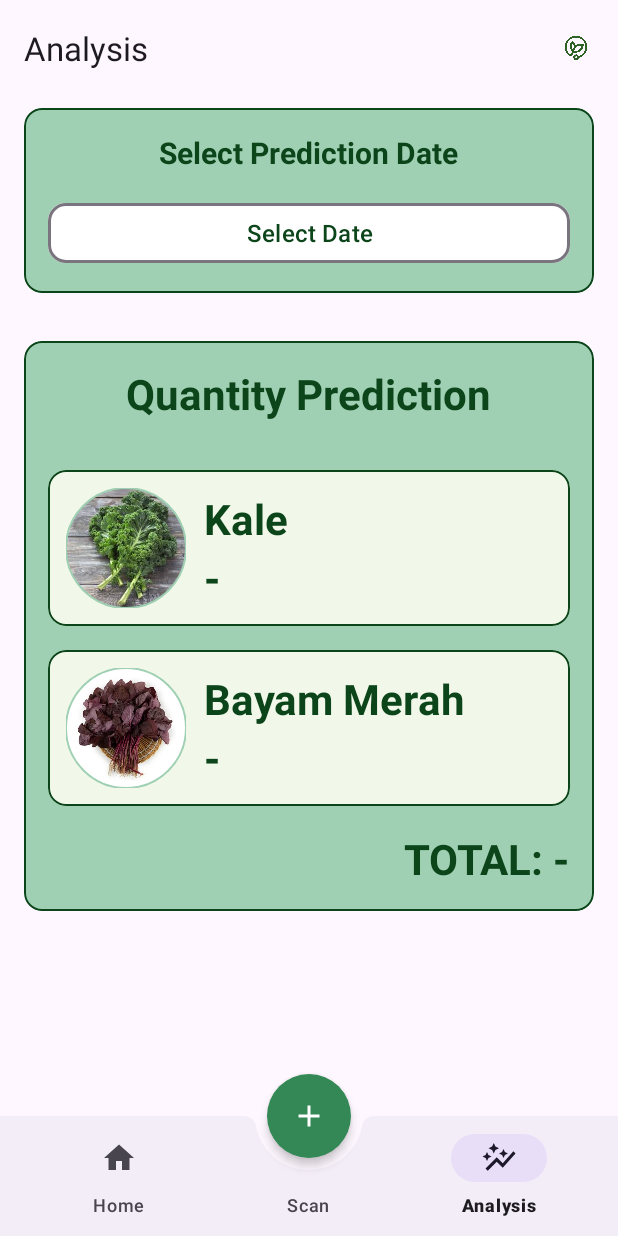
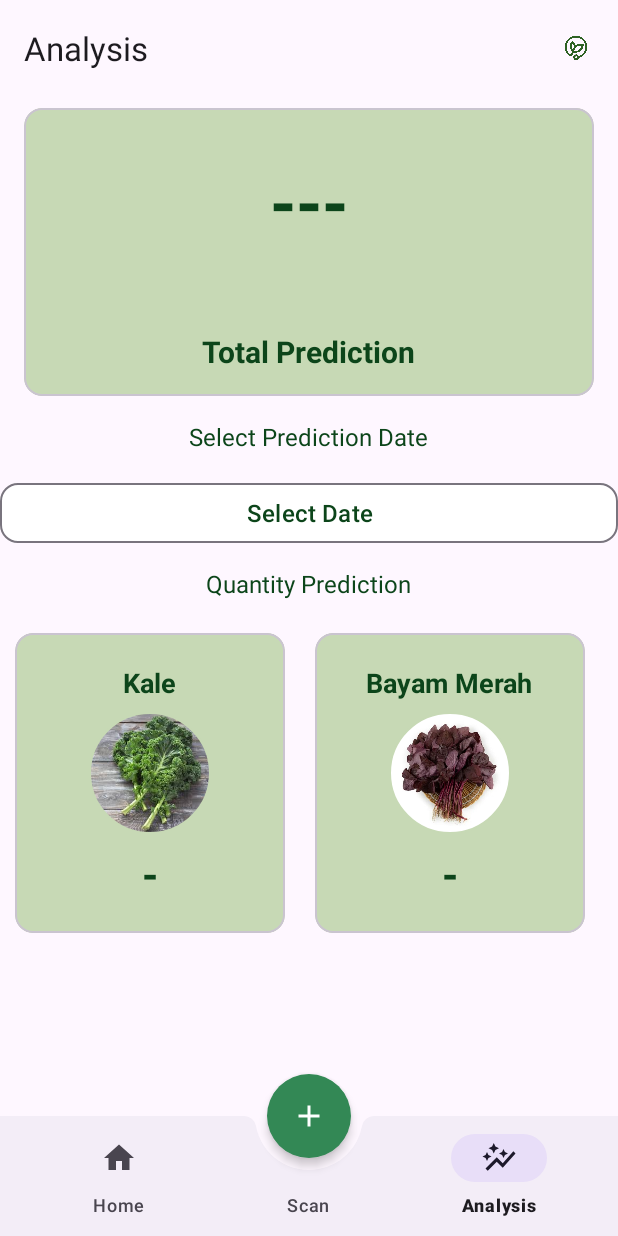
Before and after one commit to LokaFresh-Inventory/InventoryApp, an Android app: the AnalysisFragment screen opened through its navigation route, on a phone screen of 412 x 824 dp. Run offline under Robolectric (Android 15) with nearby library versions, the phone set to English and light mode, and no system bars; our stand-ins replace navigation-ui.

Commit message:
style: update layout of page analysis

```diff
--- a/app/src/main/res/layout/fragment_analysis.xml
+++ b/app/src/main/res/layout/fragment_analysis.xml
@@ -17,7 +17,6 @@
             android:layout_margin="16dp"
             app:cardBackgroundColor="@color/light_green"
             app:cardCornerRadius="12dp"
-            app:strokeColor="@color/dark_green"
             app:strokeWidth="1dp">
 
             <LinearLayout
@@ -27,13 +26,41 @@
                 android:orientation="vertical">
 
                 <TextView
+                    android:id="@+id/tv_result_total"
+                    android:layout_width="wrap_content"
+                    android:layout_height="wrap_content"
+                    android:layout_gravity="center"
+                    android:layout_margin="16dp"
+                    android:text="@string/total"
+                    android:textColor="@color/dark_green"
+                    android:textSize="45sp"
+                    android:textStyle="bold" />
+                <TextView
+                    android:layout_width="wrap_content"
+                    android:layout_height="wrap_content"
+                    android:layout_marginTop="40dp"
+                    android:layout_gravity="center_horizontal"
+                    android:text="@string/total_prediction"
+                    android:textColor="@color/dark_green"
+                    android:textSize="20sp"
+                    android:textStyle="bold" />
+
+
+
+            </LinearLayout>
+
+        </com.google.android.material.card.MaterialCardView>
+
+        <TextView
             android:layout_width="wrap_content"
             android:layout_height="wrap_content"
             android:layout_gravity="center_horizontal"
+            app:strokeWidth="1dp"
             android:text="@string/select_prediction_date"
             android:textColor="@color/dark_green"
-                    android:textSize="20sp"
-                    android:textStyle="bold" />
+            android:textSize="16sp"
+            android:textStyle="" />
+
 
         <com.google.android.material.button.MaterialButton
             android:id="@+id/btn_predict_date"
@@ -47,38 +74,27 @@
             android:textColor="@color/dark_green"
             android:textSize="16sp"
             app:shapeAppearanceOverlay="@style/ShapeAppearance.Material3.Corner.Medium"
-                    app:strokeWidth="2dp" />
+            app:strokeWidth="1dp" />
 
-            </LinearLayout>
-
-        </com.google.android.material.card.MaterialCardView>
-
-        <com.google.android.material.card.MaterialCardView
-            android:layout_width="match_parent"
-            android:layout_height="wrap_content"
-            android:layout_margin="16dp"
-            app:cardBackgroundColor="@color/light_green"
-            app:strokeColor="@color/dark_green"
-            app:strokeWidth="1dp">
-
-            <LinearLayout
-                android:layout_width="match_parent"
-                android:layout_height="match_parent"
-                android:orientation="vertical">
 
         <TextView
             android:layout_width="wrap_content"
             android:layout_height="wrap_content"
             android:layout_gravity="center_horizontal"
-                    android:layout_marginVertical="16dp"
+            android:layout_marginVertical="12dp"
             android:text="@string/quantity_prediction"
             android:textColor="@color/dark_green"
-                    android:textSize="28sp"
-                    android:textStyle="bold" />
+            android:textSize="16sp" />
+
+        <LinearLayout
+            android:layout_width="match_parent"
+            android:layout_height="match_parent"
+            android:layout_gravity="center"
+            android:orientation="horizontal">
 
             <com.google.android.material.progressindicator.LinearProgressIndicator
                 android:id="@+id/progress_bar"
-                    android:layout_width="match_parent"
+                android:layout_width="50dp"
                 android:layout_height="wrap_content"
                 android:layout_marginHorizontal="16dp"
                 android:indeterminate="true"
@@ -86,132 +102,101 @@
                 app:trackCornerRadius="4dp" />
 
             <com.google.android.material.card.MaterialCardView
-                    android:layout_width="match_parent"
-                    android:layout_height="wrap_content"
-                    android:layout_marginHorizontal="16dp"
-                    android:layout_marginTop="16dp"
-                    app:cardBackgroundColor="@color/pale_green"
-                    app:strokeColor="@color/dark_green"
+                android:layout_width="180dp"
+                android:layout_height="200dp"
+                android:layout_margin="10dp"
+                app:cardBackgroundColor="@color/light_green"
                 app:strokeWidth="1dp">
 
-                    <androidx.constraintlayout.widget.ConstraintLayout
+                <LinearLayout
                     android:layout_width="match_parent"
-                        android:layout_height="wrap_content">
+                    android:layout_height="match_parent"
+                    android:orientation="vertical"
+                    android:gravity="center"
+                    android:padding="12dp">
+
+                    <TextView
+                        android:id="@+id/tv_result_first_title"
+                        android:layout_width="wrap_content"
+                        android:layout_height="wrap_content"
+                        android:text="@string/kale"
+                        android:textColor="@color/dark_green"
+                        android:textSize="18sp"
+                        android:textStyle="bold"
+                        android:gravity="center" />
 
                     <com.google.android.material.imageview.ShapeableImageView
                         android:id="@+id/iv_result_first"
                         android:layout_width="80dp"
                         android:layout_height="80dp"
-                            android:layout_margin="12dp"
+                        android:layout_marginTop="8dp"
                         android:src="@drawable/kale"
-                            app:layout_constraintBottom_toBottomOf="parent"
-                            app:layout_constraintStart_toStartOf="parent"
-                            app:layout_constraintTop_toTopOf="parent"
                         app:shapeAppearanceOverlay="@style/ShapeAppearance.Material3.Corner.Full"
                         app:strokeColor="@color/light_green"
                         app:strokeWidth="1dp" />
 
                     <TextView
-                            android:id="@+id/tv_result_first_title"
-                            android:layout_width="wrap_content"
-                            android:layout_height="wrap_content"
-                            android:layout_marginStart="12dp"
-                            android:text="@string/kale"
-                            android:textColor="@color/dark_green"
-                            android:textSize="28sp"
-                            android:textStyle="bold"
-                            app:layout_constraintBottom_toTopOf="@id/tv_result_first"
-                            app:layout_constraintStart_toEndOf="@id/iv_result_first"
-                            app:layout_constraintTop_toTopOf="@id/iv_result_first" />
-
-                        <TextView
                         android:id="@+id/tv_result_first"
                         android:layout_width="wrap_content"
                         android:layout_height="wrap_content"
-                            android:layout_marginStart="12dp"
+                        android:layout_marginTop="8dp"
                         android:text="@string/empty"
                         android:textColor="@color/dark_green"
                         android:textSize="28sp"
                         android:textStyle="bold"
-                            app:layout_constraintBottom_toBottomOf="@id/iv_result_first"
-                            app:layout_constraintStart_toEndOf="@id/iv_result_first"
-                            app:layout_constraintTop_toBottomOf="@id/tv_result_first_title" />
-
-                    </androidx.constraintlayout.widget.ConstraintLayout>
+                        android:gravity="center" />
+                </LinearLayout>
 
             </com.google.android.material.card.MaterialCardView>
 
+
             <com.google.android.material.card.MaterialCardView
-                    android:layout_width="match_parent"
-                    android:layout_height="wrap_content"
-                    android:layout_marginHorizontal="16dp"
-                    android:layout_marginTop="16dp"
-                    app:cardBackgroundColor="@color/pale_green"
-                    app:strokeColor="@color/dark_green"
+                android:layout_width="180dp"
+                android:layout_height="200dp"
+                android:layout_margin="10dp"
+                app:cardBackgroundColor="@color/light_green"
                 app:strokeWidth="1dp">
 
-                    <androidx.constraintlayout.widget.ConstraintLayout
+                <LinearLayout
                     android:layout_width="match_parent"
-                        android:layout_height="wrap_content">
+                    android:layout_height="match_parent"
+                    android:orientation="vertical"
+                    android:gravity="center"
+                    android:padding="12dp">
+
+                    <TextView
+                        android:id="@+id/tv_result_second_title"
+                        android:layout_width="wrap_content"
+                        android:layout_height="wrap_content"
+                        android:text="@string/bayam_merah"
+                        android:textColor="@color/dark_green"
+                        android:textSize="18sp"
+                        android:textStyle="bold"
+                        android:gravity="center" />
 
                     <com.google.android.material.imageview.ShapeableImageView
                         android:id="@+id/iv_result_second"
                         android:layout_width="80dp"
                         android:layout_height="80dp"
-                            android:layout_margin="12dp"
+                        android:layout_marginTop="8dp"
                         android:src="@drawable/bayam_merah"
-                            app:layout_constraintBottom_toBottomOf="parent"
-                            app:layout_constraintStart_toStartOf="parent"
-                            app:layout_constraintTop_toTopOf="parent"
                         app:shapeAppearanceOverlay="@style/ShapeAppearance.Material3.Corner.Full"
                         app:strokeColor="@color/light_green"
                         app:strokeWidth="1dp" />
 
                     <TextView
-                            android:id="@+id/tv_result_second_title"
-                            android:layout_width="wrap_content"
-                            android:layout_height="wrap_content"
-                            android:layout_marginStart="12dp"
-                            android:text="@string/bayam_merah"
-                            android:textColor="@color/dark_green"
-                            android:textSize="28sp"
-                            android:textStyle="bold"
-                            app:layout_constraintBottom_toTopOf="@id/tv_result_second"
-                            app:layout_constraintStart_toEndOf="@id/iv_result_second"
-                            app:layout_constraintTop_toTopOf="@id/iv_result_second" />
-
-                        <TextView
                         android:id="@+id/tv_result_second"
                         android:layout_width="wrap_content"
                         android:layout_height="wrap_content"
-                            android:layout_marginStart="12dp"
+                        android:layout_marginTop="8dp"
                         android:text="@string/empty"
                         android:textColor="@color/dark_green"
                         android:textSize="28sp"
                         android:textStyle="bold"
-                            app:layout_constraintBottom_toBottomOf="@id/iv_result_second"
-                            app:layout_constraintStart_toEndOf="@id/iv_result_second"
-                            app:layout_constraintTop_toBottomOf="@id/tv_result_second_title" />
-
-                    </androidx.constraintlayout.widget.ConstraintLayout>
-
-                </com.google.android.material.card.MaterialCardView>
-
-                <TextView
-                    android:id="@+id/tv_result_total"
-                    android:layout_width="wrap_content"
-                    android:layout_height="wrap_content"
-                    android:layout_gravity="end"
-                    android:layout_margin="16dp"
-                    android:text="@string/total"
-                    android:textColor="@color/dark_green"
-                    android:textSize="28sp"
-                    android:textStyle="bold" />
-
+                        android:gravity="center" />
                 </LinearLayout>
 
-        </com.google.android.material.card.MaterialCardView>
-
+            </com.google.android.material.card.MaterialCardView>         </LinearLayout>
     </LinearLayout>
 
 </ScrollView>
--- a/app/src/main/res/values/colors.xml
+++ b/app/src/main/res/values/colors.xml
@@ -7,6 +7,6 @@
     <color name="hijau2">#0D2215</color>
     <color name="theme_green">#326229</color>
     <color name="dark_green">#0C451A</color>
-    <color name="light_green">#A0D0B3</color>
+    <color name="light_green">#C7D9B5</color>
     <color name="pale_green">#F1F8E9</color>
 </resources>
--- a/app/src/main/res/values/strings.xml
+++ b/app/src/main/res/values/strings.xml
@@ -49,5 +49,6 @@
     <string name="kale">Kale</string>
     <string name="empty">-</string>
     <string name="bayam_merah">Bayam Merah</string>
-    <string name="total">TOTAL: -</string>
+    <string name="total">---</string>
+    <string name="total_prediction">Total Prediction</string>
 </resources>
```
Lines whose indentation alone changed are shown as unchanged.
